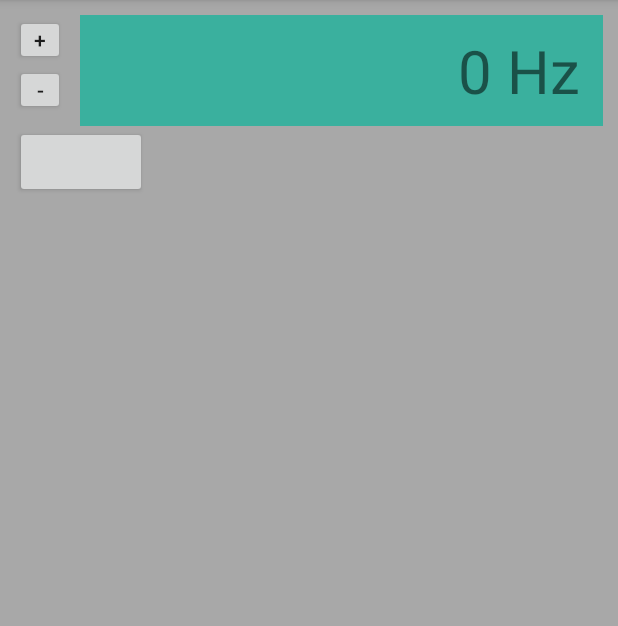
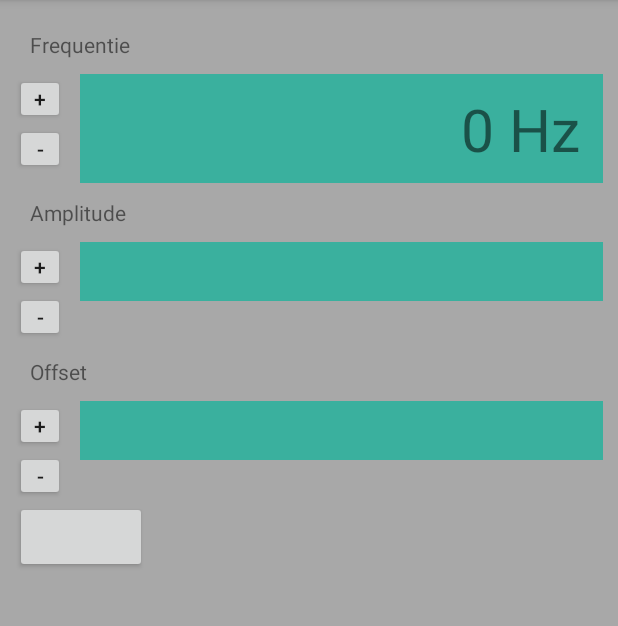
Before and after one commit to LovelySanta/MeetCombi, an Android app: the fragment FunctionGen placed in its activity, on a phone screen of 412 x 824 dp, the part 84-710 px from its top. Run offline under Robolectric (Android 15) with nearby library versions, the phone set to English and light mode, and no system bars; 1 statement that could not run was skipped.

Commit message:
Added amplitude and offset to functionGen

```diff
--- a/app/src/main/java/com/example/laurens/meet_combi/FunctionGen.java
+++ b/app/src/main/java/com/example/laurens/meet_combi/FunctionGen.java
@@ -75,7 +75,7 @@ public class FunctionGen extends ContentFragment {
         df.setMaximumFractionDigits(0);
 
         // Button increment frequency
-        Button mFrequencyButtonPlus = v.findViewById(R.id.FunctionGen_FrequencyButtonPlus);
+        Button mFrequencyButtonPlus = v.findViewById(R.id.functionGen_FrequencyButtonPlus);
         mFrequencyButtonPlus.setOnClickListener(new View.OnClickListener() {
             @Override
             public void onClick(View v) {
@@ -84,7 +84,7 @@ public class FunctionGen extends ContentFragment {
         });
 
         // Button decrement frequency
-        Button mFrequencyButtonMinus = v.findViewById(R.id.FunctionGen_FrequencyButtonMinus);
+        Button mFrequencyButtonMinus = v.findViewById(R.id.functionGen_FrequencyButtonMinus);
         mFrequencyButtonMinus.setOnClickListener(new View.OnClickListener() {
             @Override
             public void onClick(View v) {
@@ -93,8 +93,8 @@ public class FunctionGen extends ContentFragment {
         });
 
         // Display
-        mFrequencyDisplay = v.findViewById(R.id.FunctionGen_FrequencyDisplay);
-        mFrequencyDisplay.setTextSize(TypedValue.COMPLEX_UNIT_PX, getResources().getDimensionPixelSize(R.dimen.FuctieGen_FrequencyScreen));
+        mFrequencyDisplay = v.findViewById(R.id.functionGen_FrequencyDisplay);
+        mFrequencyDisplay.setTextSize(TypedValue.COMPLEX_UNIT_PX, getResources().getDimensionPixelSize(R.dimen.fuctionGen_Screen));
         changeFrequency(SET_FREQUENCY, false);
         mFrequencyDisplay.setOnClickListener(new View.OnClickListener() {
             @Override
@@ -163,7 +163,7 @@ public class FunctionGen extends ContentFragment {
 
                 BluetoothGattService mBluetoothGattService = mBluetooth.getService(mUuidServiceFunctionGen);
 
-                //Log.d(DEBUG_TAG+".onServicesDiscovered", "Reading all characteristics of service " + mUuidServiceFunctinalityAvailable.toString());
+                //Log.d(DEBUG_TAG+".onServicesDiscovered", "Reading all characteristics of service " + mUuidServiceFunctionalityAvailable.toString());
                 //for (BluetoothGattCharacteristic mBluetoothGattCharacteristic : mBluetoothGattService.getCharacteristics()) {
                 //    Log.d(DEBUG_TAG+".onServicesDiscovered", mBluetoothGattCharacteristic.getUuid().toString());
                 //}
--- a/app/src/main/res/layout/fragment_functiongen.xml
+++ b/app/src/main/res/layout/fragment_functiongen.xml
@@ -13,7 +13,13 @@
     android:id="@+id/functionGen"
     >
 
+    <TextView
+        android:layout_width="match_parent"
+        android:layout_height="wrap_content"
+        android:padding="10dip"
 
+        android:text="@string/functionGen_frequency"
+        />
     <LinearLayout
         android:layout_width="match_parent"
         android:layout_height="wrap_content"
@@ -24,17 +30,19 @@
             android:layout_height="wrap_content"
             android:orientation="vertical"
 
+            android:paddingStart="0dip"
             android:paddingEnd="10dip"
+
             >
 
             <Button
-                android:id="@+id/FunctionGen_FrequencyButtonPlus"
+                android:id="@+id/functionGen_FrequencyButtonPlus"
 
-                android:layout_width="@dimen/FuctieGen_FrequencyBtn"
-                android:layout_height="@dimen/FuctieGen_FrequencyBtn"
+                android:layout_width="@dimen/fuctionGen_Btn"
+                android:layout_height="@dimen/fuctionGen_Btn"
                 android:padding='0dip'
 
-                android:text="+"/>
+                android:text="@string/functionGen_plusSign"/>
 
             <android.support.v4.widget.Space
                 android:layout_width="match_parent"
@@ -42,19 +50,19 @@
                 android:layout_weight="1"/>
 
             <Button
-                android:id="@+id/FunctionGen_FrequencyButtonMinus"
+                android:id="@+id/functionGen_FrequencyButtonMinus"
 
-                android:layout_width="@dimen/FuctieGen_FrequencyBtn"
-                android:layout_height="@dimen/FuctieGen_FrequencyBtn"
+                android:layout_width="@dimen/fuctionGen_Btn"
+                android:layout_height="@dimen/fuctionGen_Btn"
                 android:padding='0dip'
 
 
-                android:text="-"/>
+                android:text="@string/functionGen_minusSign"/>
 
         </LinearLayout>
 
         <TextView
-            android:id="@+id/FunctionGen_FrequencyDisplay"
+            android:id="@+id/functionGen_FrequencyDisplay"
 
             android:layout_width="match_parent"
             android:layout_height="wrap_content"
@@ -65,14 +73,144 @@
 
             android:background="@color/colorFunctionGen_DisplayBackground"
 
-            android:gravity="right"
+            android:gravity="end"
+            android:textAlignment="gravity"
+            />
+
+    </LinearLayout>
+
+    <TextView
+        android:layout_width="match_parent"
+        android:layout_height="wrap_content"
+        android:padding="10dip"
+
+        android:text="@string/functionGen_amplitude"
+        />
+    <LinearLayout
+        android:layout_width="match_parent"
+        android:layout_height="wrap_content"
+        android:orientation="horizontal">
+
+        <LinearLayout
+            android:layout_width="wrap_content"
+            android:layout_height="wrap_content"
+            android:orientation="vertical"
+
+            android:paddingStart="0dip"
+            android:paddingEnd="10dip"
+            >
+
+            <Button
+                android:id="@+id/functionGen_AmplitudeButtonPlus"
+
+                android:layout_width="@dimen/fuctionGen_Btn"
+                android:layout_height="@dimen/fuctionGen_Btn"
+                android:padding='0dip'
+
+                android:text="@string/functionGen_plusSign"/>
+
+            <android.support.v4.widget.Space
+                android:layout_width="match_parent"
+                android:layout_height="wrap_content"
+                android:layout_weight="1"/>
+
+            <Button
+                android:id="@+id/functionGen_AmplitudeButtonMinus"
+
+                android:layout_width="@dimen/fuctionGen_Btn"
+                android:layout_height="@dimen/fuctionGen_Btn"
+                android:padding='0dip'
+
+
+                android:text="@string/functionGen_minusSign"/>
+
+        </LinearLayout>
+
+        <TextView
+            android:id="@+id/functionGen_AmplitudeDisplay"
+
+            android:layout_width="match_parent"
+            android:layout_height="wrap_content"
+            android:paddingStart="5dip"
+            android:paddingEnd="5dip"
+            android:paddingTop="10dip"
+            android:paddingBottom="10dip"
+
+            android:background="@color/colorFunctionGen_DisplayBackground"
+
+            android:gravity="end"
+            android:textAlignment="gravity"
+            />
+
+    </LinearLayout>
+
+    <TextView
+        android:layout_width="match_parent"
+        android:layout_height="wrap_content"
+        android:padding="10dip"
+
+        android:text="@string/functionGen_offset"
+        />
+    <LinearLayout
+        android:layout_width="match_parent"
+        android:layout_height="wrap_content"
+        android:orientation="horizontal">
+
+        <LinearLayout
+            android:layout_width="wrap_content"
+            android:layout_height="wrap_content"
+            android:orientation="vertical"
+
+            android:paddingStart="0dip"
+            android:paddingEnd="10dip"
+            >
+
+            <Button
+                android:id="@+id/functionGen_OffsetButtonPlus"
+
+                android:layout_width="@dimen/fuctionGen_Btn"
+                android:layout_height="@dimen/fuctionGen_Btn"
+                android:padding='0dip'
+
+                android:text="@string/functionGen_plusSign"/>
+
+            <android.support.v4.widget.Space
+                android:layout_width="match_parent"
+                android:layout_height="wrap_content"
+                android:layout_weight="1"/>
+
+            <Button
+                android:id="@+id/functionGen_OffsetButtonMinus"
+
+                android:layout_width="@dimen/fuctionGen_Btn"
+                android:layout_height="@dimen/fuctionGen_Btn"
+                android:padding='0dip'
+
+
+                android:text="@string/functionGen_minusSign"/>
+
+        </LinearLayout>
+
+        <TextView
+            android:id="@+id/functionGen_OffsetDisplay"
+
+            android:layout_width="match_parent"
+            android:layout_height="wrap_content"
+            android:paddingStart="5dip"
+            android:paddingEnd="5dip"
+            android:paddingTop="10dip"
+            android:paddingBottom="10dip"
+
+            android:background="@color/colorFunctionGen_DisplayBackground"
+
+            android:gravity="end"
             android:textAlignment="gravity"
             />
 
     </LinearLayout>
 
     <Button
-        android:id="@+id/FunctionGen_SetActive"
+        android:id="@+id/functionGen_SetActive"
 
         android:layout_width="wrap_content"
         android:layout_height="wrap_content"
--- a/app/src/main/res/values/dimen.xml
+++ b/app/src/main/res/values/dimen.xml
@@ -4,6 +4,6 @@
     <dimen name="table_BorderWidth">0.5dip</dimen>
 
     <!-- FunctieGenerator -->
-    <dimen name="FuctieGen_FrequencyScreen">40dip</dimen>
-    <dimen name="FuctieGen_FrequencyBtn">33dip</dimen>
+    <dimen name="fuctionGen_Screen">39dip</dimen>
+    <dimen name="fuctionGen_Btn">33dip</dimen>
 </resources>
--- a/app/src/main/res/values/strings.xml
+++ b/app/src/main/res/values/strings.xml
@@ -6,6 +6,8 @@
     <string name="navigator_oscilloscoop">Oscilloscoop</string>
     <string name="navigator_functieGen">Functie generator</string>
     <string name="navigator_multimeter">Multimeter</string>
+
+
 
     <!-- Welcome screen -->
     <string name="welcome_title">Welcome to the app of the MeetCombi.</string>
@@ -19,4 +21,15 @@
     <string name="welcome_functionUnchecked">N/A</string>
     <string name="welcome_functionActive">Active</string>
     <string name="welcome_functionInactive">Inactive</string>
+
+
+
+    <!-- FunctionGen screen -->
+    <string name="functionGen_plusSign">+</string>
+    <string name="functionGen_minusSign">-</string>
+
+    <string name="functionGen_frequency">Frequentie</string>
+    <string name="functionGen_amplitude">Amplitude</string>
+    <string name="functionGen_offset">Offset</string>
+
 </resources>
```
